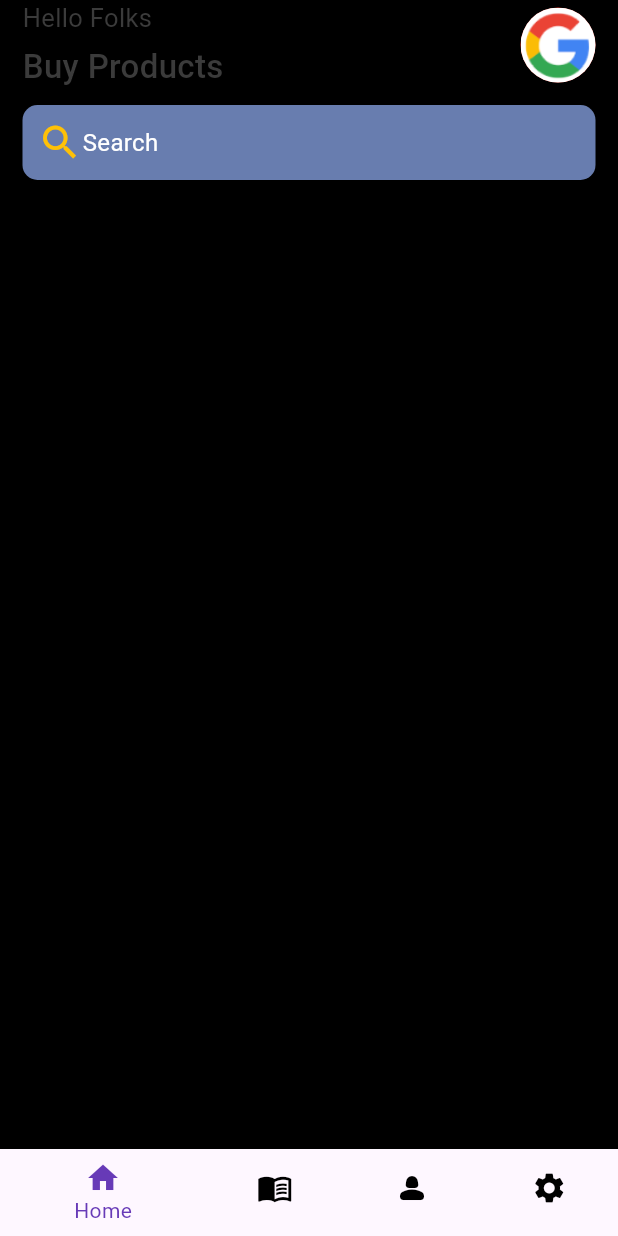
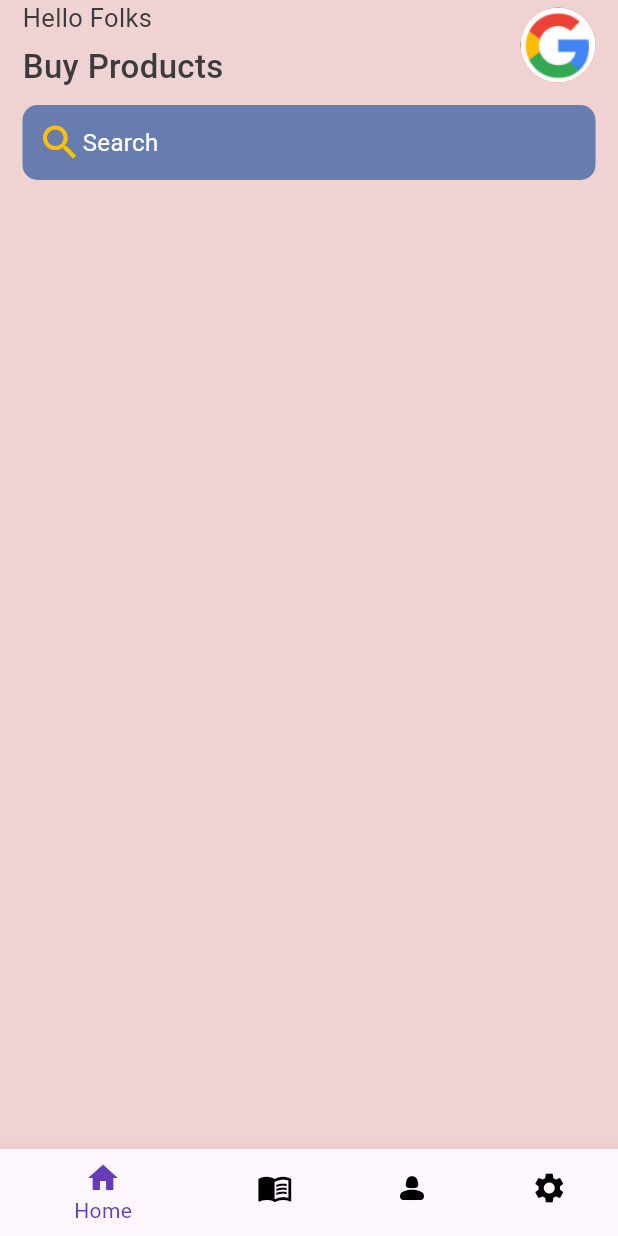
Before and after one commit to tarun1sisodia/Android-Studio-Flutter, a Flutter app: the screen it shows after launch, on a phone screen of 412 x 824 dp. Run offline on Flutter 3.47's test engine with Material 3 defaults, Android fonts, the light colour scheme and no system bars.

Commit message:
Undo Last change

```diff
--- a/checkup2/lib/Screens/home.dart
+++ b/checkup2/lib/Screens/home.dart
@@ -33,10 +33,9 @@ class _homeState extends State<home> {
             color: Colors.red,
           ),
         ],
-
+        backgroundColor: Colors.black,
       ),*/
-      backgroundColor: Colors.black,
-      // backgroundColor: const Color(0xFFEFD2D2),
+      backgroundColor: const Color(0xFFEFD2D2),
       body: ListView(
         children: [
           Container(
```
